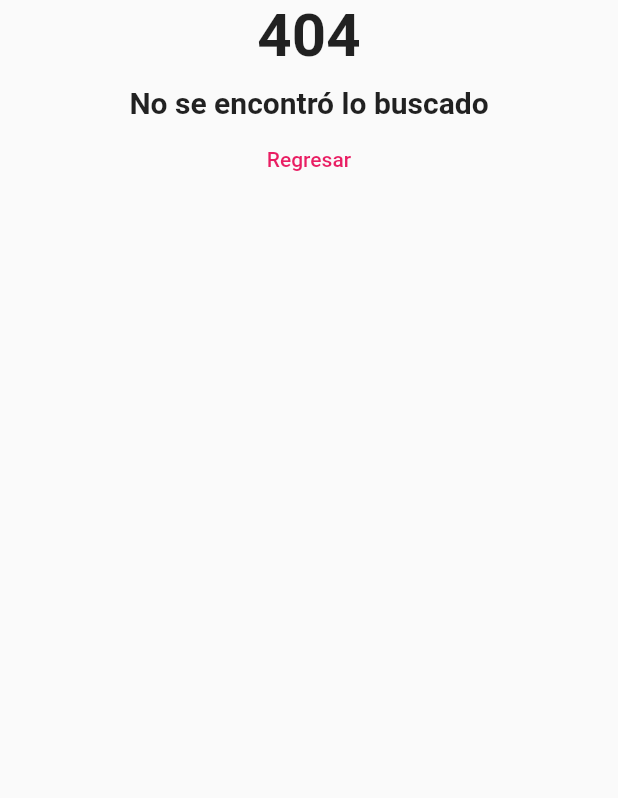
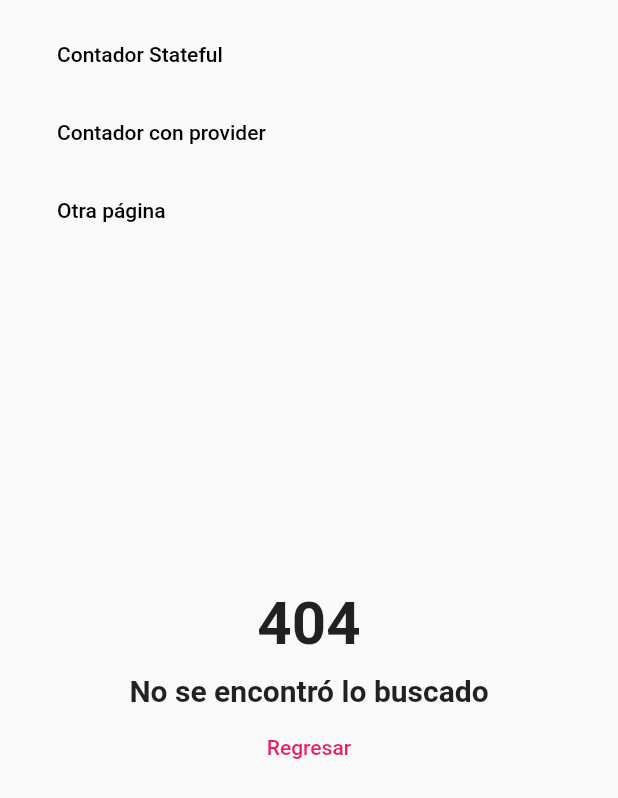
Before and after one commit to JosueHernandezR/flutter_web, a Flutter app: the screen it shows after launch, after a tap on "Otra página", on a phone screen of 412 x 824 dp. Shown: the top 798 px of the screen. Run offline on Flutter 3.47's test engine with Material 2 defaults, Android fonts, the light colour scheme and no system bars; our stand-ins replace get_it.

Commit message:
Mejorando navegacion y cambio de menu responsivo

```diff
--- /dev/null
+++ b/bases_web/lib/locator.dart
@@ -0,0 +1,8 @@
+import 'package:get_it/get_it.dart';
+import 'package:bases_web/services/navigation_service.dart';
+
+GetIt locator = GetIt.instance;
+
+void setupLocator() {
+  locator.registerLazySingleton(() => NavigationService());
+}
--- a/bases_web/lib/main.dart
+++ b/bases_web/lib/main.dart
@@ -1,7 +1,14 @@
 import 'package:bases_web/router/route_generator.dart';
+import 'package:bases_web/services/navigation_service.dart';
+import 'package:bases_web/ui/layout/main_layout_page.dart';
 import 'package:flutter/material.dart';
 
-void main() => runApp(MyApp());
+import 'locator.dart';
+
+void main() {
+  setupLocator();
+  runApp(MyApp());
+}
 
 class MyApp extends StatelessWidget {
   @override
@@ -14,6 +21,12 @@ class MyApp extends StatelessWidget {
       //   '/provider': (_) => CounterProviderPage(),
       // },
       onGenerateRoute: RouteGenerator.generateRoute,
+      navigatorKey: locator<NavigationService>().navigatorKey,
+      builder: (_, child) {
+        return MainLayoutPage(
+          child: child ?? CircularProgressIndicator(),
+        );
+      },
     );
   }
 }
--- a/bases_web/lib/router/route_generator.dart
+++ b/bases_web/lib/router/route_generator.dart
@@ -1,20 +1,20 @@
 import 'package:flutter/cupertino.dart';
 import 'package:flutter/material.dart';
 import 'package:flutter/foundation.dart' show kIsWeb;
-import 'package:bases_web/ui/pages/counter_page.dart';
-import 'package:bases_web/ui/pages/counter_provider_page.dart';
-import 'package:bases_web/ui/pages/page_404.dart';
+import 'package:bases_web/ui/views/counter_view.dart';
+import 'package:bases_web/ui/views/counter_provider_view.dart';
+import 'package:bases_web/ui/views/view_404.dart';
 
 class RouteGenerator {
   static Route<dynamic> generateRoute(RouteSettings settings) {
     switch (settings.name) {
       case '/stateful':
-        return _fadeRoute(CounterPage(), '/stateful');
+        return _fadeRoute(CounterView(), '/stateful');
       case '/provider':
-        return _fadeRoute(CounterProviderPage(), '/provider');
+        return _fadeRoute(CounterProviderView(), '/provider');
 
       default:
-        return _fadeRoute(Page404(), '/404');
+        return _fadeRoute(View404(), '/404');
     }
   }
 
--- /dev/null
+++ b/bases_web/lib/services/navigation_service.dart
@@ -0,0 +1,13 @@
+import 'package:flutter/material.dart';
+
+class NavigationService {
+  final GlobalKey<NavigatorState> navigatorKey = GlobalKey<NavigatorState>();
+
+  Future navigateTo(String routeName) {
+    return navigatorKey.currentState!.pushNamed(routeName);
+  }
+
+  void goBack(String routeName) {
+    return navigatorKey.currentState!.pop();
+  }
+}
--- /dev/null
+++ b/bases_web/lib/ui/layout/main_layout_page.dart
@@ -0,0 +1,25 @@
+import 'package:bases_web/ui/shared/custom_app_menu.dart';
+import 'package:flutter/material.dart';
+
+class MainLayoutPage extends StatelessWidget {
+  final Widget child;
+
+  const MainLayoutPage({Key? key, required this.child}) : super(key: key);
+  @override
+  Widget build(BuildContext context) {
+    return Scaffold(
+      body: Center(
+        child: Column(
+          children: [
+            CustomAppMenu(),
+            Spacer(),
+            Expanded(
+              child: child,
+            ),
+            Spacer(),
+          ],
+        ),
+      ),
+    );
+  }
+}
--- a/bases_web/lib/ui/pages/counter_provider_page.dart
+++ b/bases_web/lib/ui/pages/counter_provider_page.dart
@@ -1,4 +1,3 @@
-import 'package:bases_web/providers/counter_provider.dart';
 import 'package:flutter/material.dart';
 import 'package:provider/provider.dart';
 import 'package:bases_web/providers/counter_provider.dart';
--- a/bases_web/lib/ui/shared/custom_app_menu.dart
+++ b/bases_web/lib/ui/shared/custom_app_menu.dart
@@ -1,12 +1,27 @@
+import 'package:bases_web/services/navigation_service.dart';
 import 'package:bases_web/ui/shared/custom_flat_button.dart';
 import 'package:flutter/material.dart';
+
+import '../../locator.dart';
 
 class CustomAppMenu extends StatelessWidget {
   //const CustomAppMenu({Key key}) : super(key: key);
 
   @override
   Widget build(BuildContext context) {
-    print('AppBar creado');
+    return LayoutBuilder(
+        builder: (_, BoxConstraints constraints) =>
+            (constraints.maxWidth > 520) ? _TableDesktopMenu() : _MobileMenu());
+  }
+}
+
+class _TableDesktopMenu extends StatelessWidget {
+  // const _TableDesktopMenu({
+  //   Key? key,
+  // }) : super(key: key);
+
+  @override
+  Widget build(BuildContext context) {
     return Container(
       padding: EdgeInsets.symmetric(
         horizontal: 20,
@@ -17,7 +32,10 @@ class CustomAppMenu extends StatelessWidget {
         children: [
           CustomFlatButton(
             text: 'Contador Stateful',
-            onPressed: () => Navigator.pushNamed(context, '/stateful'),
+            // onPressed: () => Navigator.pushNamed(context, '/stateful'),
+            onPressed: () =>
+                locator<NavigationService>().navigateTo('/stateful'),
+
             color: Colors.black,
           ),
           SizedBox(
@@ -25,7 +43,10 @@ class CustomAppMenu extends StatelessWidget {
           ),
           CustomFlatButton(
             text: 'Contador con provider',
-            onPressed: () => Navigator.pushNamed(context, '/provider'),
+            // onPressed: () => Navigator.pushNamed(context, '/provider'),
+            onPressed: () =>
+                locator<NavigationService>().navigateTo('/provider'),
+
             color: Colors.black,
           ),
           SizedBox(
@@ -33,7 +54,9 @@ class CustomAppMenu extends StatelessWidget {
           ),
           CustomFlatButton(
             text: 'Otra página',
-            onPressed: () => Navigator.pushNamed(context, '/prueba'),
+            // onPressed: () => Navigator.pushNamed(context, '/prueba'),
+            onPressed: () => locator<NavigationService>().navigateTo('/prueba'),
+
             color: Colors.black,
           ),
         ],
@@ -41,3 +64,54 @@ class CustomAppMenu extends StatelessWidget {
     );
   }
 }
+
+class _MobileMenu extends StatelessWidget {
+  // const _TableDesktopMenu({
+  //   Key? key,
+  // }) : super(key: key);
+
+  @override
+  Widget build(BuildContext context) {
+    return Container(
+      padding: EdgeInsets.symmetric(
+        horizontal: 20,
+        vertical: 10,
+      ),
+      width: double.infinity,
+      child: Column(
+        crossAxisAlignment: CrossAxisAlignment.start,
+        children: [
+          CustomFlatButton(
+            text: 'Contador Stateful',
+            // onPressed: () => Navigator.pushNamed(context, '/stateful'),
+            onPressed: () =>
+                locator<NavigationService>().navigateTo('/stateful'),
+
+            color: Colors.black,
+          ),
+          SizedBox(
+            width: 10,
+          ),
+          CustomFlatButton(
+            text: 'Contador con provider',
+            // onPressed: () => Navigator.pushNamed(context, '/provider'),
+            onPressed: () =>
+                locator<NavigationService>().navigateTo('/provider'),
+
+            color: Colors.black,
+          ),
+          SizedBox(
+            width: 10,
+          ),
+          CustomFlatButton(
+            text: 'Otra página',
+            // onPressed: () => Navigator.pushNamed(context, '/prueba'),
+            onPressed: () => locator<NavigationService>().navigateTo('/prueba'),
+
+            color: Colors.black,
+          ),
+        ],
+      ),
+    );
+  }
+}
--- /dev/null
+++ b/bases_web/lib/ui/views/counter_view.dart
@@ -0,0 +1,57 @@
+import 'package:bases_web/ui/shared/custom_app_menu.dart';
+import 'package:bases_web/ui/shared/custom_flat_button.dart';
+import 'package:flutter/material.dart';
+
+class CounterView extends StatefulWidget {
+  //const CounterView({ Key? key }) : super(key: key);
+
+  @override
+  _CounterViewState createState() => _CounterViewState();
+}
+
+class _CounterViewState extends State<CounterView> {
+  int counter = 10;
+
+  @override
+  Widget build(BuildContext context) {
+    return Column(
+      mainAxisAlignment: MainAxisAlignment.center,
+      children: [
+        Text(
+          'Contador Stateful',
+          style: TextStyle(
+            fontSize: 30,
+          ),
+        ),
+        FittedBox(
+          fit: BoxFit.contain,
+          child: Padding(
+            padding: const EdgeInsets.symmetric(
+              horizontal: 10,
+            ),
+            child: Text(
+              'Contador: $counter',
+              style: TextStyle(
+                fontSize: 80,
+                fontWeight: FontWeight.bold,
+              ),
+            ),
+          ),
+        ),
+        Row(
+          mainAxisAlignment: MainAxisAlignment.center,
+          children: [
+            CustomFlatButton(
+              text: 'Incrementar',
+              onPressed: () => setState(() => counter++),
+            ),
+            CustomFlatButton(
+              text: 'Decrementar',
+              onPressed: () => setState(() => counter--),
+            )
+          ],
+        ),
+      ],
+    );
+  }
+}
--- /dev/null
+++ b/bases_web/lib/ui/views/view_404.dart
@@ -0,0 +1,37 @@
+import 'package:bases_web/ui/shared/custom_flat_button.dart';
+import 'package:flutter/material.dart';
+
+class View404 extends StatelessWidget {
+  //const View404({Key key}) : super(key: key);
+
+  @override
+  Widget build(BuildContext context) {
+    return Center(
+      child: Column(
+        children: [
+          Text(
+            '404',
+            style: TextStyle(
+              fontSize: 40,
+              fontWeight: FontWeight.bold,
+            ),
+          ),
+          SizedBox(
+            height: 10,
+          ),
+          Text(
+            'No se encontró lo buscado',
+            style: TextStyle(
+              fontSize: 20,
+              fontWeight: FontWeight.bold,
+            ),
+          ),
+          CustomFlatButton(
+            text: 'Regresar',
+            onPressed: () => Navigator.pop(context),
+          )
+        ],
+      ),
+    );
+  }
+}
--- a/bases_web/pubspec.yaml
+++ b/bases_web/pubspec.yaml
@@ -24,6 +24,7 @@ dependencies:
   flutter:
     sdk: flutter
   cupertino_icons: ^1.0.2
+  get_it: ^7.1.3
   provider: ^5.0.0
 
 dev_dependencies:
```
Also changed, not shown: bases_web/lib/ui/views/counter_provider_view.dart (added, +67 -0 lines), bases_web/pubspec.lock.
